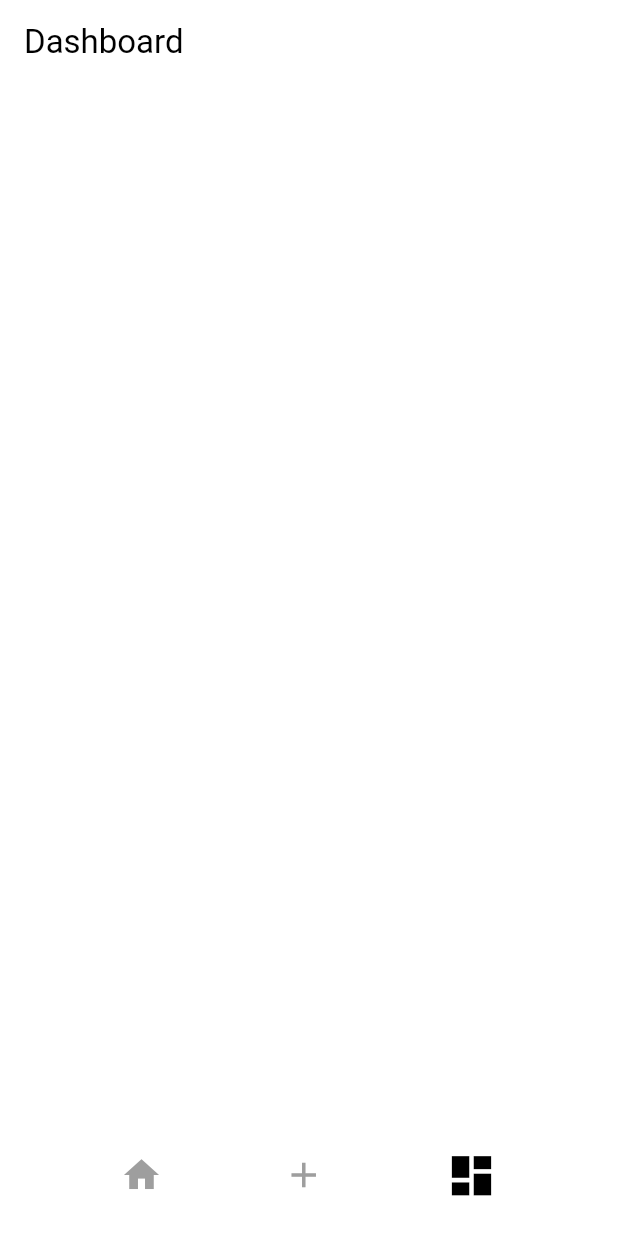
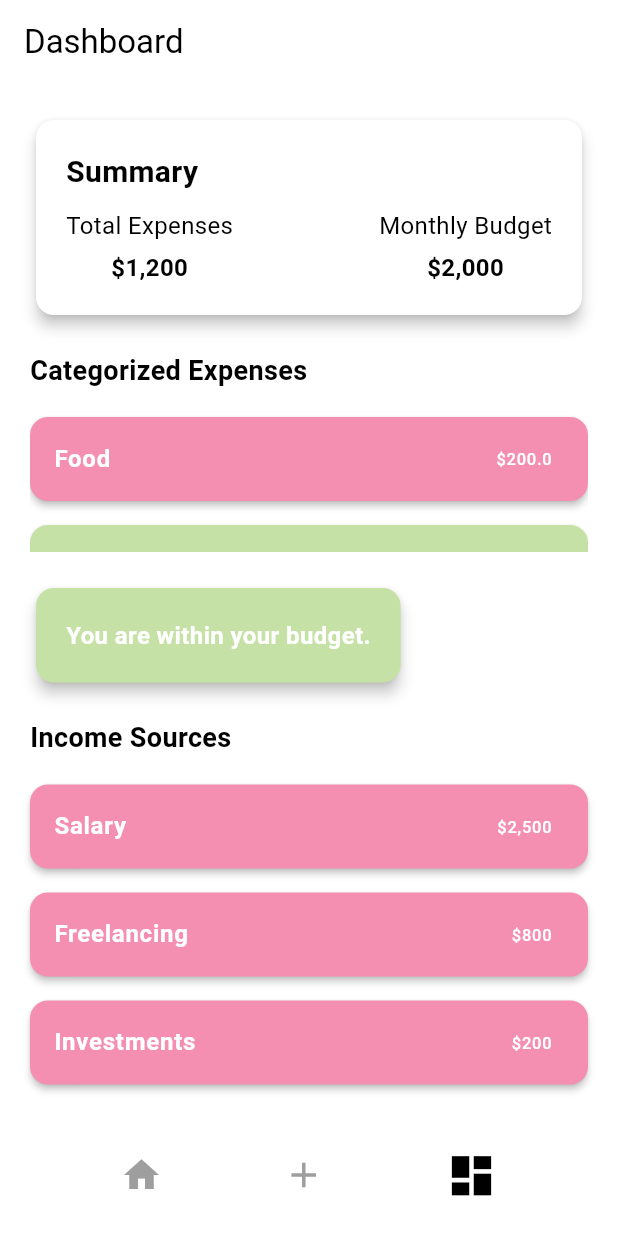
Before and after one commit to shortlion99/dollar-saver, a Flutter app: the screen it shows after launch, item 3 of the bottom bar chosen, on a phone screen of 412 x 824 dp. Run offline on Flutter 3.47's test engine with Material 3 defaults, Android fonts, the phone set to English and light mode, and no system bars; our stand-ins replace image_picker.

Commit message:
updated dashboard

```diff
--- a/frontend/lib/screens/dashboard.dart
+++ b/frontend/lib/screens/dashboard.dart
@@ -1,4 +1,3 @@
-
 import 'package:flutter/material.dart';
 
 class DashboardScreen extends StatelessWidget {
@@ -12,7 +11,182 @@ class DashboardScreen extends StatelessWidget {
         backgroundColor: Colors.white,
         elevation: 0,
       ),
+      body: Padding(
+        padding: const EdgeInsets.all(20.0),
+        child: Column(
+          crossAxisAlignment: CrossAxisAlignment.start,
+          children: [
+            _buildSummaryCard(),
+            const SizedBox(height: 20),
+            const Text(
+              'Categorized Expenses',
+              style: TextStyle(fontSize: 18, fontWeight: FontWeight.bold),
+            ),
+            const SizedBox(height: 10),
+            Expanded(child: _buildCategoryList()),
+            const SizedBox(height: 20),
+            _buildBudgetAlert(),
+            const SizedBox(height: 20),
+            _buildIncomeSummary(),
+          ],
+        ),
+      ),
+    );
+  }
 
+  Widget _buildSummaryCard() {
+    return Card(
+      elevation: 4,
+      shape: RoundedRectangleBorder(
+        borderRadius: BorderRadius.circular(12),
+      ),
+      child: Padding(
+        padding: const EdgeInsets.all(20.0),
+        child: Column(
+          crossAxisAlignment: CrossAxisAlignment.start,
+          children: [
+            const Text(
+              'Summary',
+              style: TextStyle(fontSize: 20, fontWeight: FontWeight.bold),
+            ),
+            const SizedBox(height: 10),
+            Row(
+              mainAxisAlignment: MainAxisAlignment.spaceBetween,
+              children: const [
+                _SummaryItem(title: 'Total Expenses', amount: '\$1,200'),
+                _SummaryItem(title: 'Monthly Budget', amount: '\$2,000'),
+              ],
+            ),
+          ],
+        ),
+      ),
+    );
+  }
+
+  Widget _buildCategoryList() {
+    final List<ExpenseCategory> expenses = [
+      ExpenseCategory('Food', 200, Colors.pink[200]!),
+      ExpenseCategory('Transport', 150, Colors.lightGreen[200]!),
+      ExpenseCategory('Utilities', 100, Colors.orange[200]!),
+      ExpenseCategory('Others', 50, Colors.blue[200]!),
+    ];
+
+    return ListView.builder(
+      itemCount: expenses.length,
+      itemBuilder: (context, index) {
+        final expense = expenses[index];
+        return Card(
+          elevation: 2,
+          margin: const EdgeInsets.symmetric(vertical: 8),
+          color: expense.color, // Color based on category
+          child: ListTile(
+            title: Text(
+              expense.category,
+              style: const TextStyle(color: Colors.white, fontWeight: FontWeight.bold),
+            ),
+            trailing: Text(
+              '\$${expense.amount}',
+              style: const TextStyle(color: Colors.white),
+            ),
+          ),
+        );
+      },
+    );
+  }
+
+  Widget _buildBudgetAlert() {
+    const totalExpenses = 1200; // Example total expenses
+    const monthlyBudget = 2000;  // Example monthly budget
+
+    return Card(
+      elevation: 4,
+      shape: RoundedRectangleBorder(
+        borderRadius: BorderRadius.circular(12),
+      ),
+      color: totalExpenses > monthlyBudget ? Colors.lightBlue[200] : Colors.lightGreen[200],
+      child: Padding(
+        padding: const EdgeInsets.all(20.0),
+        child: Text(
+          totalExpenses > monthlyBudget
+              ? 'Alert: You have exceeded your budget!'
+              : 'You are within your budget.',
+          style: const TextStyle(fontSize: 16, fontWeight: FontWeight.bold, color: Colors.white),
+        ),
+      ),
+    );
+  }
+
+  Widget _buildIncomeSummary() {
+    final List<Map<String, String>> incomes = [
+      {'source': 'Salary', 'amount': '\$2,500'},
+      {'source': 'Freelancing', 'amount': '\$800'},
+      {'source': 'Investments', 'amount': '\$200'},
+    ];
+
+    return Column(
+      crossAxisAlignment: CrossAxisAlignment.start,
+      children: [
+        const Text(
+          'Income Sources',
+          style: TextStyle(fontSize: 18, fontWeight: FontWeight.bold),
+        ),
+        const SizedBox(height: 10),
+        ListView.builder(
+          shrinkWrap: true,
+          physics: const NeverScrollableScrollPhysics(),
+          itemCount: incomes.length,
+          itemBuilder: (context, index) {
+            final income = incomes[index];
+            return Card(
+              elevation: 2,
+              margin: const EdgeInsets.symmetric(vertical: 8),
+              color: Colors.pink[200], // Pastel blue color for income summary
+              child: ListTile(
+                title: Text(
+                  income['source']!,
+                  style: const TextStyle(color: Colors.white, fontWeight: FontWeight.bold),
+                ),
+                trailing: Text(
+                  income['amount']!,
+                  style: const TextStyle(color: Colors.white),
+                ),
+              ),
+            );
+          },
+        ),
+      ],
     );
   }
 }
+
+class ExpenseCategory {
+  final String category;
+  final double amount;
+  final Color color;
+
+  ExpenseCategory(this.category, this.amount, this.color);
+}
+
+class _SummaryItem extends StatelessWidget {
+  final String title;
+  final String amount;
+
+  const _SummaryItem({required this.title, required this.amount});
+
+  @override
+  Widget build(BuildContext context) {
+    return Column(
+      children: [
+        Text(
+          title,
+          style: const TextStyle(fontSize: 16),
+        ),
+        const SizedBox(height: 5),
+        Text(
+          amount,
+          style: const TextStyle(fontSize: 16, fontWeight: FontWeight.bold),
+        ),
+      ],
+    );
+  }
+}
--- a/frontend/pubspec.yaml
+++ b/frontend/pubspec.yaml
@@ -32,7 +32,6 @@ dependencies:
     sdk: flutter
   provider: ^6.0.0
   image_picker: ^0.8.7+4
-
   # The following adds the Cupertino Icons font to your application.
   # Use with the CupertinoIcons class for iOS style icons.
   cupertino_icons: ^1.0.8
```
Also changed, not shown: frontend/lib/screens/add_transaction_screen.dart (+63 -65 lines).
